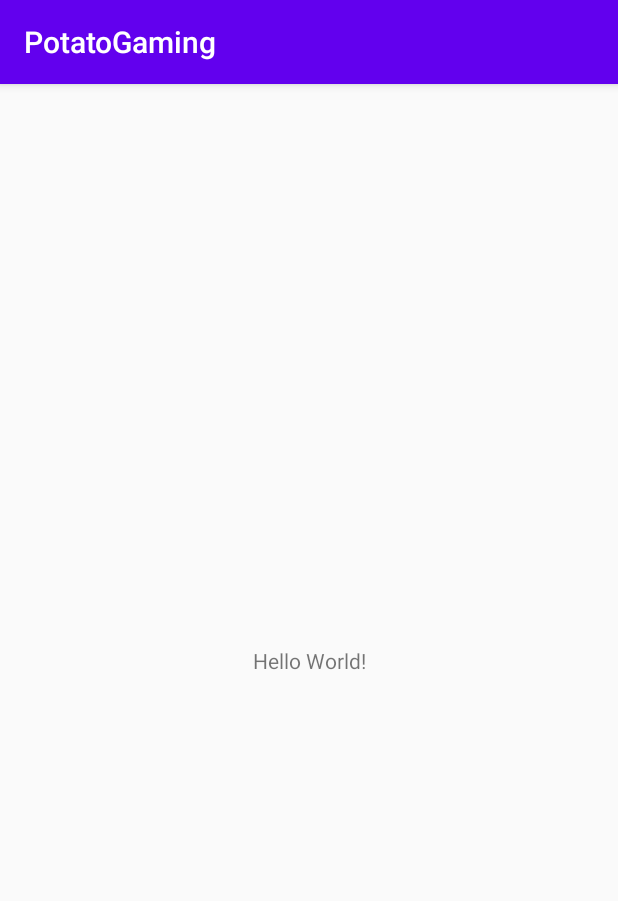
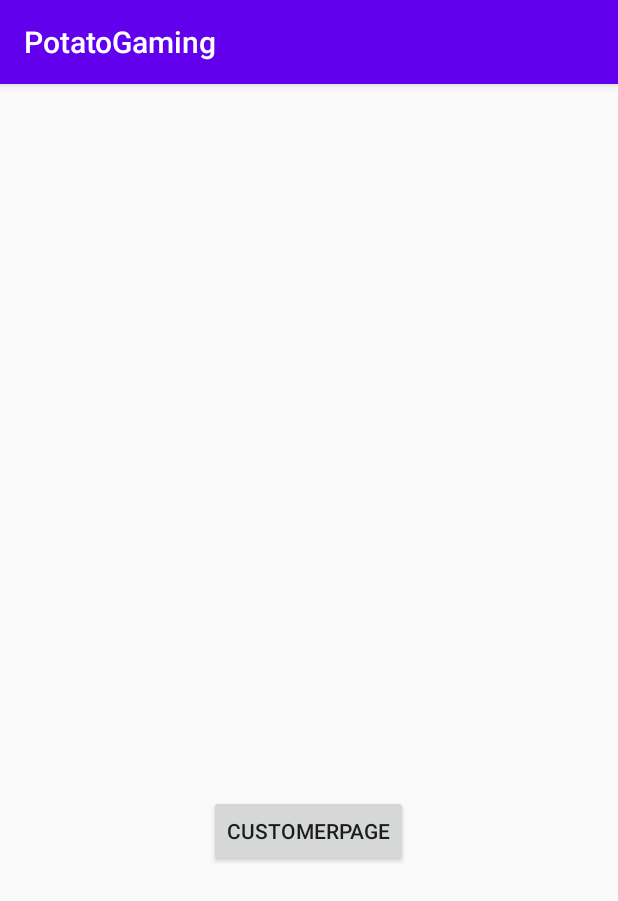
Before and after one commit to Aaron-Cartier/PotatoGaming, an Android app: the screen it shows after launch (MainActivity), on a phone screen of 412 x 824 dp. Shown: the top 901 px of the screen. Run offline under Robolectric (Android 15) with nearby library versions, the phone set to English and light mode, and no system bars.

Commit message:
commit 01 - added a layout for locally stored database for the app, aka customer page, here we will be able to enter customer info as well as view the info

```diff
--- a/app/build.gradle
+++ b/app/build.gradle
@@ -26,6 +26,7 @@ dependencies {
     implementation fileTree(dir: "libs", include: ["*.jar"])
     implementation 'androidx.appcompat:appcompat:1.2.0'
     implementation 'androidx.constraintlayout:constraintlayout:2.0.4'
+    implementation 'androidx.gridlayout:gridlayout:1.0.0'
     testImplementation 'junit:junit:4.12'
     androidTestImplementation 'androidx.test.ext:junit:1.1.2'
     androidTestImplementation 'androidx.test.espresso:espresso-core:3.3.0'
--- a/app/src/main/AndroidManifest.xml
+++ b/app/src/main/AndroidManifest.xml
@@ -9,6 +9,7 @@
         android:roundIcon="@mipmap/ic_launcher_round"
         android:supportsRtl="true"
         android:theme="@style/AppTheme">
+        <activity android:name=".localDatabase" />
         <activity android:name=".MainActivity">
             <intent-filter>
                 <action android:name="android.intent.action.MAIN" />
--- a/app/src/main/java/com/example/potatogaming/MainActivity.java
+++ b/app/src/main/java/com/example/potatogaming/MainActivity.java
@@ -2,13 +2,25 @@ package com.example.potatogaming;
 
 import androidx.appcompat.app.AppCompatActivity;
 
+import android.content.Intent;
 import android.os.Bundle;
+import android.util.Log;
+import android.view.View;
+import android.widget.Button;
 
 public class MainActivity extends AppCompatActivity {
-
+    private static final String TAG = MainActivity.class.getSimpleName();
     @Override
     protected void onCreate(Bundle savedInstanceState) {
         super.onCreate(savedInstanceState);
         setContentView(R.layout.activity_main);
+        Button showCustomerPage = findViewById(R.id.btn_CustomerPage);
+        Log.d(TAG, "Creating Customer Page...");
+        showCustomerPage.setOnClickListener(new View.OnClickListener() {
+            @Override
+            public void onClick(View v) {
+                startActivity(new Intent(MainActivity.this, localDatabase.class));
+            }
+        });
     }
 }
--- a/app/src/main/res/layout/activity_main.xml
+++ b/app/src/main/res/layout/activity_main.xml
@@ -6,13 +6,15 @@
     android:layout_height="match_parent"
     tools:context=".MainActivity">
 
-    <TextView
+    <Button
+        android:id="@+id/btn_CustomerPage"
         android:layout_width="wrap_content"
         android:layout_height="wrap_content"
-        android:text="Hello World!"
+        android:text="@string/CustomerPage"
         app:layout_constraintBottom_toBottomOf="parent"
-        app:layout_constraintLeft_toLeftOf="parent"
-        app:layout_constraintRight_toRightOf="parent"
-        app:layout_constraintTop_toTopOf="parent" />
-
+        app:layout_constraintEnd_toEndOf="parent"
+        app:layout_constraintHorizontal_bias="0.498"
+        app:layout_constraintStart_toStartOf="parent"
+        app:layout_constraintTop_toTopOf="parent"
+        app:layout_constraintVertical_bias="0.658" />
 </androidx.constraintlayout.widget.ConstraintLayout>
--- a/app/src/main/res/values/strings.xml
+++ b/app/src/main/res/values/strings.xml
@@ -1,3 +1,9 @@
 <resources>
     <string name="app_name">PotatoGaming</string>
+    <string name="CustomerName">Customer Name</string>
+    <string name="CustomerAge">Age</string>
+    <string name="ActiveCustomer">Active Customer</string>
+    <string name="ViewAll">View All</string>
+    <string name="Add">Add</string>
+    <string name="CustomerPage">CustomerPage</string>
 </resources>
```
Also changed, not shown: app/src/main/java/com/example/potatogaming/localDatabase.java (added, +14 -0 lines), app/src/main/res/layout/activity_local_database.xml (added, +81 -0 lines).
